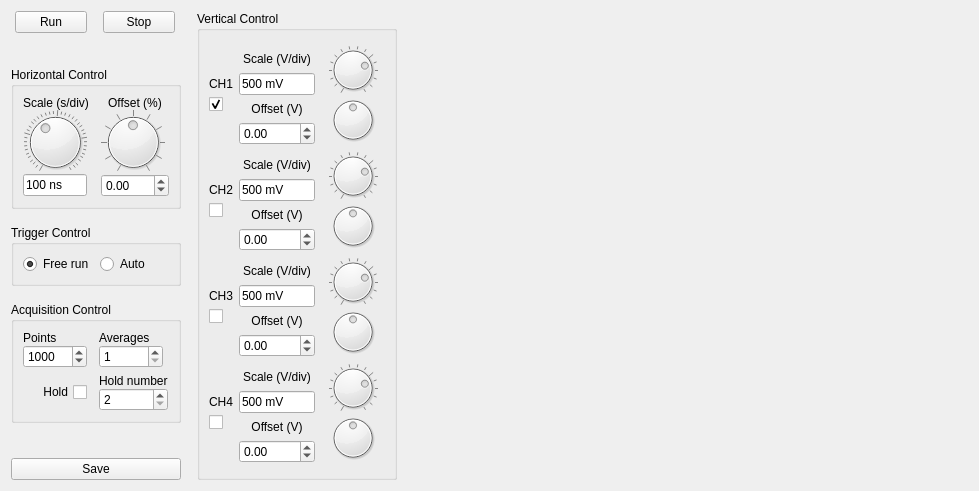
Above: instruments/oscilloscope.ui from pfjarschel/virtual-telecom-lab before the change. Below: the same form after it.
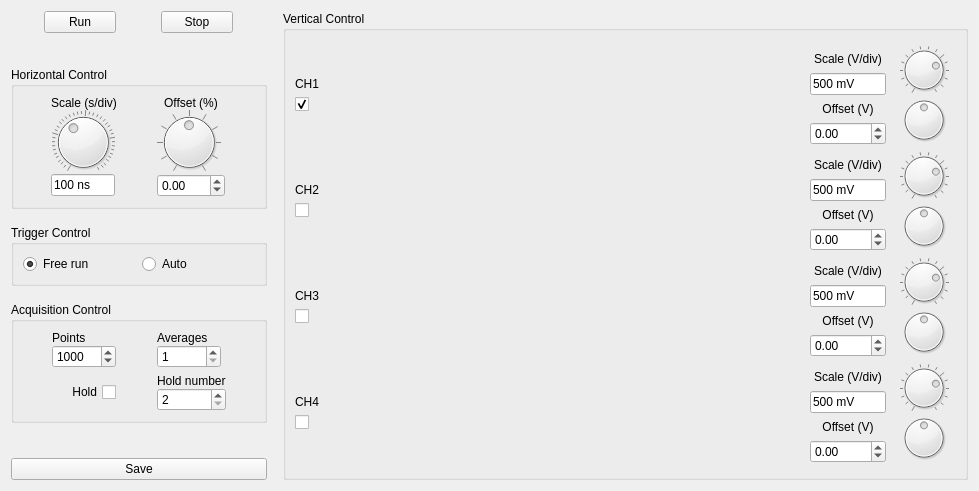
That is the form after the change.

What changed in the file:
```diff
--- a/instruments/oscilloscope.ui
+++ b/instruments/oscilloscope.ui
@@ -1259,19 +1259,6 @@
        <property name="sizeConstraint">
         <enum>QLayout::SetMaximumSize</enum>
        </property>
-       <item row="0" column="0">
-        <spacer name="horizontalSpacer">
-         <property name="orientation">
-          <enum>Qt::Horizontal</enum>
-         </property>
-         <property name="sizeHint" stdset="0">
-          <size>
-           <width>40</width>
-           <height>20</height>
-          </size>
-         </property>
-        </spacer>
-       </item>
       </layout>
      </item>
     </layout>
```
